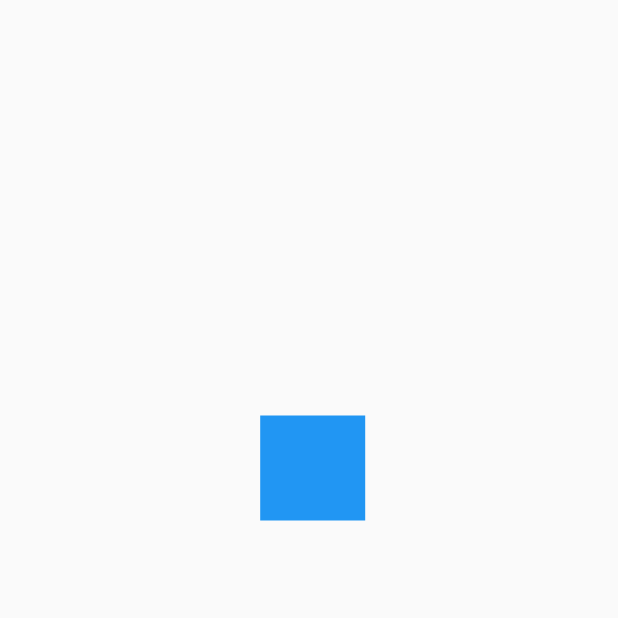
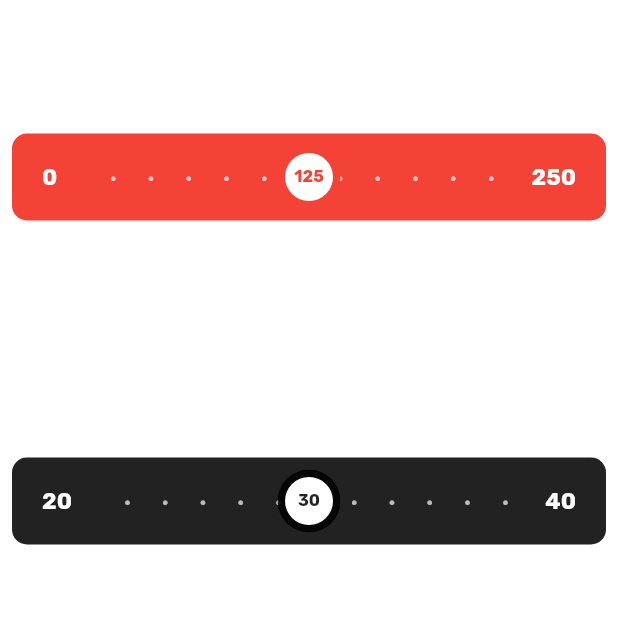
Before and after one commit to mazab99/flutter_ui_screens, a Flutter app: the screen it shows after launch, on a phone screen of 412 x 824 dp, the top half of it. Run offline on Flutter 3.47's test engine with Material 2 defaults, Android fonts, the phone set to English and light mode, and no system bars; our stand-ins replace google_fonts; project files that could hold a hidden picture were left out.

Commit message:
add slider ex

```diff
--- a/lib/main.dart
+++ b/lib/main.dart
@@ -1,4 +1,5 @@
 import 'package:flutter/material.dart';
+import 'package:flutter_ui_screens/screens/slider/slider_home.dart';
 import 'package:google_fonts/google_fonts.dart';
 
 import 'animations/animated_container/src/pages/cuadrado_animado_page.dart';
@@ -9,16 +10,18 @@ void main() {
 
 class MyApp extends StatelessWidget {
   const MyApp({Key? key}) : super(key: key);
+
   @override
   Widget build(BuildContext context) {
     return MaterialApp(
       title: 'Flutter Screens',
       debugShowCheckedModeBanner: false,
       theme: ThemeData(
-          primaryColor: const Color(0xFF0e7cfe),
-          primarySwatch: Colors.blue,
-          textTheme: GoogleFonts.rubikTextTheme(Theme.of(context).textTheme)),
-      home: CuadradoAnimadoPage(),
+        primaryColor: const Color(0xFF0e7cfe),
+        primarySwatch: Colors.blue,
+        textTheme: GoogleFonts.rubikTextTheme(Theme.of(context).textTheme),
+      ),
+      home: SliderHomeScreen(),
     );
   }
 }
--- /dev/null
+++ b/lib/screens/slider/slider1.dart
@@ -0,0 +1,48 @@
+import 'package:flutter/material.dart';
+
+import 'slider_ball.dart';
+
+class Slider1 extends StatefulWidget {
+  const Slider1({super.key});
+
+  @override
+  State<Slider1> createState() => _Slider1Example();
+}
+
+class _Slider1Example extends State<Slider1> {
+  bool visible = true;
+
+  @override
+  Widget build(BuildContext context) {
+    return Padding(
+      padding: const EdgeInsets.all(8.0),
+      child: Column(
+        crossAxisAlignment: CrossAxisAlignment.center,
+        mainAxisAlignment: MainAxisAlignment.center,
+        children: <Widget>[
+          Padding(
+            padding: const EdgeInsets.only(top: 20),
+            child: SizedBox(
+              height: 180,
+              child: SliderBall(
+                initialValue: 0,
+                backgroundColor: Colors.red,
+                finalValue: 250,
+                onSelectStart: () {
+                  setState(() {
+                    visible = false;
+                  });
+                },
+                onSelectEnd: (value) {
+                  setState(() {
+                    visible = true;
+                  });
+                },
+              ),
+            ),
+          ),
+        ],
+      ),
+    );
+  }
+}
--- /dev/null
+++ b/lib/screens/slider/slider2.dart
@@ -0,0 +1,53 @@
+import 'package:flutter/material.dart';
+
+import 'slider_ball.dart';
+
+class Slider2 extends StatefulWidget {
+  const Slider2({super.key});
+
+  @override
+  State<Slider2> createState() => _Slider2Example();
+}
+
+class _Slider2Example extends State<Slider2> {
+  bool visible = true;
+
+  @override
+  Widget build(BuildContext context) {
+    return Padding(
+      padding: const EdgeInsets.all(8.0),
+      child: Column(
+        crossAxisAlignment: CrossAxisAlignment.center,
+        mainAxisAlignment: MainAxisAlignment.center,
+        children: <Widget>[
+          Padding(
+            padding: const EdgeInsets.only(top: 20),
+            child: SizedBox(
+              height: 180,
+              child: SliderBall(
+                initialValue: 20,
+                finalValue: 40,
+                backgroundColor: Colors.black87,
+                textStyle: const TextStyle(
+                  color: Colors.white,
+                  fontSize: 15,
+                  fontWeight: FontWeight.bold,
+                ),
+                onSelectStart: () {
+                  setState(() {
+                    visible = false;
+                  });
+                },
+                onSelectEnd: (value) {
+                  setState(() {
+                    visible = true;
+                  });
+                },
+              ),
+            ),
+          ),
+        ],
+      ),
+    );
+  }
+}
--- /dev/null
+++ b/lib/screens/slider/slider_ball.dart
@@ -0,0 +1,265 @@
+import 'package:flutter/material.dart';
+import 'dart:async';
+
+class SliderBall extends StatefulWidget {
+  final Color backgroundColor;
+  final BorderRadiusGeometry borderRadius;
+  final int initialValue;
+  final int finalValue;
+  final TextStyle textStyle;
+  final GlobalKey _keyContent = GlobalKey();
+  final Function onSelectStart;
+  final Function onSelectEnd;
+
+  SliderBall({super.key,
+    this.backgroundColor = const Color(0xFF6168E7),
+    this.borderRadius = const BorderRadius.all(Radius.circular(10)),
+    required this.initialValue,
+    required this.finalValue,
+    this.textStyle = const TextStyle(
+        color: Colors.white, fontSize: 15, fontWeight: FontWeight.bold),
+    required this.onSelectStart,
+    required this.onSelectEnd,
+  })  : assert(initialValue < finalValue),
+        assert(textStyle.fontSize != null);
+
+  @override
+  State<SliderBall> createState() => _SliderBall();
+}
+
+class _SliderBall extends State<SliderBall> with TickerProviderStateMixin {
+  late AnimationController _controllerUp;
+  late Animation<double> _animationUp;
+  late SliderBallBloc _sliderBallBloc;
+  late double _circleSize;
+  late int _selectedValue;
+
+  @override
+  void initState() {
+    _circleSize = widget.textStyle.fontSize! * 2.8;
+    _sliderBallBloc = SliderBallBloc(widget.initialValue, widget.finalValue);
+    _controllerUp =
+        AnimationController(vsync: this, duration: const Duration(seconds: 1));
+
+    _controllerUp.addListener(() {
+      setState(() {});
+    });
+
+    _animationUp =
+        Tween<double>(begin: 0.0, end: _circleSize * 2).animate(CurvedAnimation(
+      parent: _controllerUp,
+      curve: Curves.elasticOut,
+    ));
+
+    _sliderBallBloc.valueStream.listen((value) {
+      _selectedValue = value;
+    });
+
+    super.initState();
+  }
+
+  @override
+  Widget build(BuildContext context) {
+    return Stack(
+      alignment: Alignment.center,
+      children: <Widget>[
+        Container(
+          padding: const EdgeInsets.all(20),
+          decoration: BoxDecoration(
+            color: widget.backgroundColor,
+            borderRadius: widget.borderRadius,
+          ),
+          width: double.infinity,
+          child: Row(
+            mainAxisAlignment: MainAxisAlignment.spaceBetween,
+            crossAxisAlignment: CrossAxisAlignment.center,
+            children: <Widget>[
+              Text("${widget.initialValue}", style: widget.textStyle),
+              Expanded(
+                child: Container(
+                  key: widget._keyContent,
+                  margin: const EdgeInsets.symmetric(horizontal: 15),
+                  width: double.infinity,
+                  height: widget.textStyle.fontSize,
+                  child: Text(_generateDots(context),
+                      style: const TextStyle(color: Colors.white70),
+                      textAlign: TextAlign.center),
+                ),
+              ),
+              Text("${widget.finalValue}", style: widget.textStyle),
+            ],
+          ),
+        ),
+        StreamBuilder(
+            initialData: EdgeInsets.zero,
+            stream: _sliderBallBloc.marginStream,
+            builder: (context, AsyncSnapshot snapshot) {
+              return Container(
+                margin: snapshot.data,
+                padding: EdgeInsets.only(bottom: _circleSize * 2),
+                child: ClipPath(
+                  clipper: FluidClipper(
+                    convex: _animationUp.value / (_circleSize * 2),
+                  ),
+                  child: Container(
+                    width: _circleSize * 5,
+                    height: _circleSize,
+                    decoration: BoxDecoration(color: widget.backgroundColor),
+                  ),
+                ),
+              );
+            }),
+        StreamBuilder(
+          initialData: EdgeInsets.zero,
+          stream: _sliderBallBloc.marginStream,
+          builder: (context, AsyncSnapshot snapshot) {
+            return GestureDetector(
+              child: Container(
+                  padding: snapshot.data,
+                  margin: EdgeInsets.only(bottom: _animationUp.value),
+                  child: ClipOval(
+                      child: Container(
+                    width: _circleSize,
+                    height: _circleSize,
+                    decoration: BoxDecoration(color: widget.backgroundColor),
+                    child: Center(
+                        child: Container(
+                      decoration: BoxDecoration(
+                          color: widget.textStyle.color,
+                          shape: BoxShape.circle),
+                      margin: const EdgeInsets.all(5),
+                      child: Center(
+                          child: StreamBuilder(
+                              initialData:
+                                  (widget.initialValue + widget.finalValue) ~/
+                                      2,
+                              stream: _sliderBallBloc.valueStream,
+                              builder: (context, AsyncSnapshot snapshot) {
+                                return Text(
+                                  "${snapshot.data}",
+                                  style: TextStyle(
+                                    fontSize: widget.textStyle.fontSize! - 4,
+                                    color: widget.backgroundColor,
+                                    fontWeight: FontWeight.bold,
+                                  ),
+                                );
+                              })),
+                    )),
+                  ))),
+              onHorizontalDragStart: (data) {
+                _sliderBallBloc.updateStartPosition(data.globalPosition.dx);
+                _sliderBallBloc.updateMarginLimit(_getLimitsToMove());
+                _controllerUp.forward();
+
+                widget.onSelectStart();
+              },
+              onHorizontalDragEnd: (_) {
+                _controllerUp.reverse();
+
+                widget.onSelectEnd(_selectedValue);
+              },
+              onHorizontalDragUpdate: (data) {
+                _sliderBallBloc.movement(data.globalPosition.dx);
+              },
+            );
+          },
+        ),
+      ],
+    );
+  }
+
+  _generateDots(BuildContext context) {
+    return "   ·   " * (MediaQuery.of(context).size.width).toInt();
+  }
+
+  _getLimitsToMove() {
+    final RenderBox renderBoxRed =
+        widget._keyContent.currentContext!.findRenderObject() as RenderBox;
+    return renderBoxRed.size.width / 1.5; // total size plus margin
+  }
+}
+
+class SliderBallBloc {
+  final int? initialValue;
+  final int? finalValue;
+  int? _middle;
+
+  double _startGlobalPosition = 0;
+  double _marginLimit = 1;
+
+  StreamController<EdgeInsets>? _marginStream;
+  StreamController<int>? _valueStream;
+
+  SliderBallBloc(this.initialValue, this.finalValue) {
+    _marginStream = StreamController.broadcast();
+    _valueStream = StreamController.broadcast();
+    _middle = (initialValue! + finalValue!) ~/ 2;
+  }
+
+  updateStartPosition(double value) {
+    if (_startGlobalPosition == 0) _startGlobalPosition = value;
+  }
+
+  updateMarginLimit(value) {
+    if (_marginLimit == 1) _marginLimit = value;
+  }
+
+  movement(double value) {
+    double movementData = _startGlobalPosition - value;
+    bool isLeft = movementData.isNegative;
+    double margin = isLeft ? movementData * -1 : movementData;
+
+    margin += margin * (margin / _marginLimit);
+    if (margin > _marginLimit) margin = _marginLimit;
+
+    _updateMargin(isLeft, margin);
+    _updateValue(isLeft, margin);
+  }
+
+  _updateValue(bool isLeft, double margin) {
+    int value = ((finalValue! - _middle!) * margin) ~/ _marginLimit;
+
+    if (isLeft) {
+      _valueStream!.sink.add(value + _middle!);
+    } else {
+      _valueStream!.sink.add(_middle! - value);
+    }
+  }
+
+  _updateMargin(bool isLeft, double margin) {
+    if (isLeft) {
+      _marginStream!.sink.add(EdgeInsets.only(left: margin));
+    } else {
+      _marginStream!.sink.add(EdgeInsets.only(right: margin));
+    }
+  }
+
+  Stream get marginStream => _marginStream!.stream;
+
+  Stream get valueStream => _valueStream!.stream;
+}
+
+class FluidClipper extends CustomClipper<Path> {
+  double convex;
+
+  FluidClipper({required this.convex});
+
+  @override
+  Path getClip(Size size) {
+    Path path = Path();
+
+    path.lineTo(0, size.height);
+    path.quadraticBezierTo(size.width / 2, size.height, size.width / 2,
+        (size.height - (size.height * convex)));
+    path.quadraticBezierTo(
+        size.width / 2, size.height, size.width, size.height);
+    path.lineTo(0, size.height);
+
+    return path;
+  }
+
+  @override
+  bool shouldReclip(CustomClipper<Path> oldClipper) {
+    return true;
+  }
+}
--- /dev/null
+++ b/lib/screens/slider/slider_home.dart
@@ -0,0 +1,26 @@
+import 'package:flutter/material.dart';
+import 'package:flutter_ui_screens/screens/slider/slider1.dart';
+import 'package:flutter_ui_screens/screens/slider/slider2.dart';
+
+class SliderHomeScreen extends StatelessWidget {
+  const SliderHomeScreen({super.key});
+
+  @override
+  Widget build(BuildContext context) {
+    return Scaffold(
+      backgroundColor: Colors.white,
+      body: SafeArea(
+        child: SingleChildScrollView(
+          child: Column(
+            crossAxisAlignment: CrossAxisAlignment.center,
+            mainAxisAlignment: MainAxisAlignment.center,
+            children: const <Widget>[
+              Slider1(),
+              Slider2(),
+            ],
+          ),
+        ),
+      ),
+    );
+  }
+}
```
